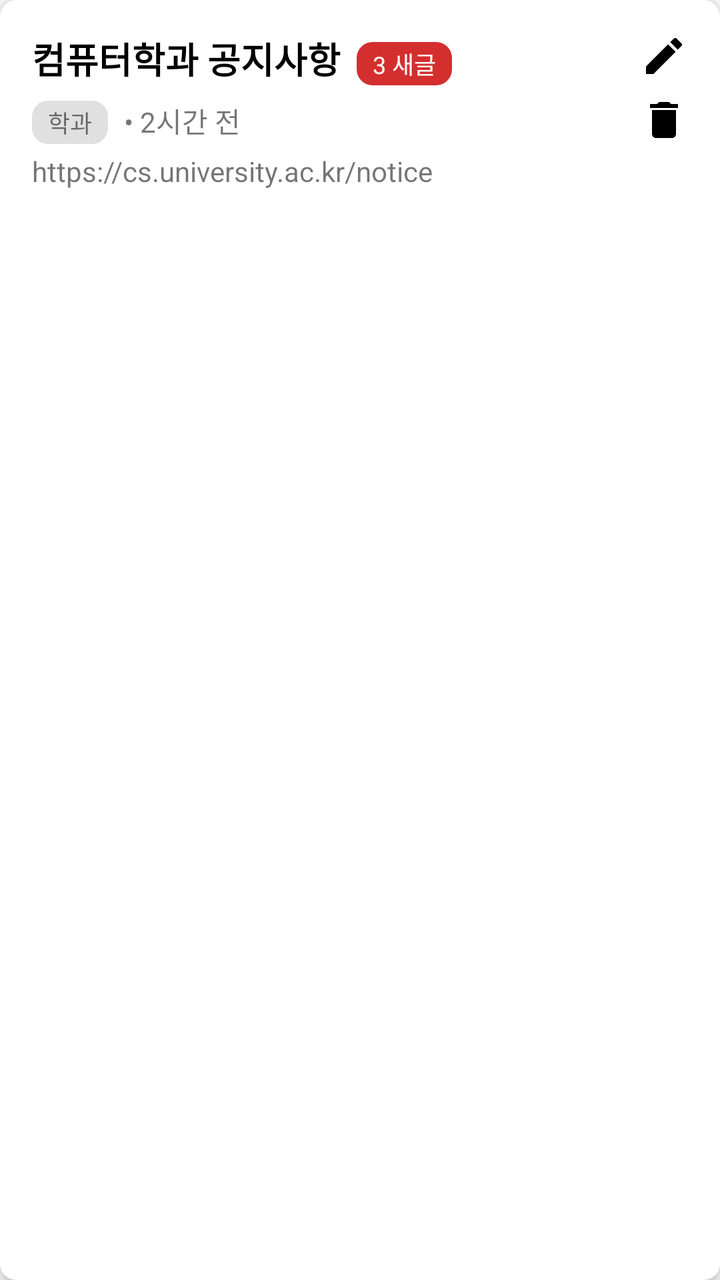
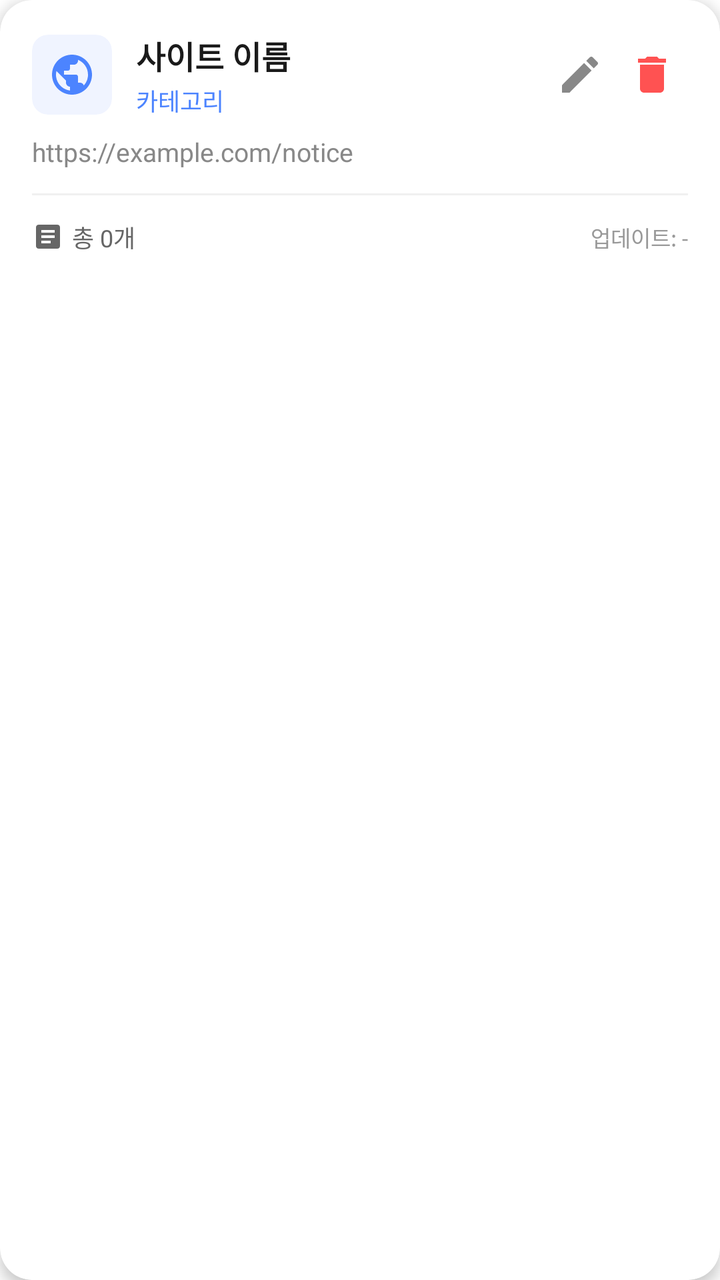

An Android layout rendered at two revisions. The XML below is the earlier revision; the diff shows what the commit changed to produce the second picture.
<!-- AndroidManifest.xml: application theme Theme.mobile_android -->
<!-- res/layout/item_site.xml -->
<?xml version="1.0" encoding="utf-8"?>
<androidx.cardview.widget.CardView xmlns:android="http://schemas.android.com/apk/res/android"
    xmlns:app="http://schemas.android.com/apk/res-auto"
    android:layout_width="match_parent"
    android:layout_height="wrap_content"
    android:layout_marginStart="16dp"
    android:layout_marginEnd="16dp"
    android:layout_marginBottom="12dp"
    app:cardCornerRadius="8dp"
    app:cardElevation="4dp">

    <androidx.constraintlayout.widget.ConstraintLayout
        android:layout_width="match_parent"
        android:layout_height="wrap_content"
        android:padding="16dp">

        
        <TextView
            android:id="@+id/tv_site_name"
            android:layout_width="wrap_content"
            android:layout_height="wrap_content"
            android:text="컴퓨터학과 공지사항"
            android:textSize="18sp"
            android:textStyle="bold"
            android:textColor="@android:color/black"
            app:layout_constraintStart_toStartOf="parent"
            app:layout_constraintTop_toTopOf="parent" />

        
        <TextView
            android:id="@+id/tv_new_post_badge"
            android:layout_width="wrap_content"
            android:layout_height="wrap_content"
            android:text="3 새글"
            android:textColor="@android:color/white"
            android:background="@drawable/bg_new_post_badge"
            android:paddingStart="8dp"
            android:paddingEnd="8dp"
            android:paddingTop="2dp"
            android:paddingBottom="2dp"
            android:textSize="12sp"
            android:layout_marginStart="8dp"
            app:layout_constraintStart_toEndOf="@id/tv_site_name"
            app:layout_constraintBaseline_toBaselineOf="@id/tv_site_name" />

        
        <ImageView
            android:id="@+id/iv_edit"
            android:layout_width="24dp"
            android:layout_height="24dp"
            android:src="@drawable/ic_edit_24"
            app:layout_constraintEnd_toEndOf="parent"
            app:layout_constraintTop_toTopOf="parent" />
        
        
        <TextView
            android:id="@+id/tv_category_tag"
            android:layout_width="wrap_content"
            android:layout_height="wrap_content"
            android:text="학과"
            android:background="@drawable/bg_category_tag"
            android:paddingStart="8dp"
            android:paddingEnd="8dp"
            android:paddingTop="2dp"
            android:paddingBottom="2dp"
            android:textSize="12sp"
            android:layout_marginTop="8dp"
            app:layout_constraintStart_toStartOf="parent"
            app:layout_constraintTop_toBottomOf="@id/tv_site_name" />

        
        <TextView
            android:id="@+id/tv_last_updated"
            android:layout_width="wrap_content"
            android:layout_height="wrap_content"
            android:text="• 2시간 전"
            android:layout_marginStart="8dp"
            app:layout_constraintStart_toEndOf="@id/tv_category_tag"
            app:layout_constraintBaseline_toBaselineOf="@id/tv_category_tag" />

        
        <TextView
            android:id="@+id/tv_site_url"
            android:layout_width="wrap_content"
            android:layout_height="wrap_content"
            android:text="https://cs.university.ac.kr/notice"
            android:layout_marginTop="4dp"
            app:layout_constraintStart_toStartOf="parent"
            app:layout_constraintTop_toBottomOf="@id/tv_category_tag" />

        
        <ImageView
            android:id="@+id/iv_delete"
            android:layout_width="24dp"
            android:layout_height="24dp"
            android:src="@drawable/ic_delete_24"
            android:layout_marginTop="8dp"
            app:layout_constraintEnd_toEndOf="parent"
            app:layout_constraintTop_toBottomOf="@id/iv_edit" />

    </androidx.constraintlayout.widget.ConstraintLayout>
</androidx.cardview.widget.CardView>
<!-- resources referenced by this layout -->
<resources>
  <!-- drawable bg_category_tag (drawable) -->
  <?xml version="1.0" encoding="utf-8"?>
  <shape xmlns:android="http://schemas.android.com/apk/res/android"
      android:shape="rectangle">
      <solid android:color="#E0E0E0" />
      <corners android:radius="8dp" />
  </shape>
  <!-- drawable bg_new_post_badge (drawable) -->
  <?xml version="1.0" encoding="utf-8"?>
  <shape xmlns:android="http://schemas.android.com/apk/res/android"
      android:shape="rectangle">
      <solid android:color="#D32F2F" />
      <corners android:radius="8dp" />
  </shape>
  <!-- drawable ic_delete_24 (drawable) -->
  <vector xmlns:android="http://schemas.android.com/apk/res/android"
      android:width="24dp"
      android:height="24dp"
      android:viewportWidth="24"
      android:viewportHeight="24">
    <path
        android:fillColor="@android:color/black"
        android:pathData="M6,19c0,1.1 0.9,2 2,2h8c1.1,0 2,-0.9 2,-2V7H6v12zM19,4h-3.5l-1,-1h-5l-1,1H5v2h14V4z"/>
  </vector>
  <!-- drawable ic_edit_24 (drawable) -->
  <vector xmlns:android="http://schemas.android.com/apk/res/android"
      android:width="24dp"
      android:height="24dp"
      android:viewportWidth="24"
      android:viewportHeight="24">
    <path
        android:fillColor="@android:color/black"
        android:pathData="M3,17.25V21h3.75L17.81,9.94l-3.75,-3.75L3,17.25zM20.71,7.04c0.39,-0.39 0.39,-1.02 0,-1.41l-2.34,-2.34c-0.39,-0.39 -1.02,-0.39 -1.41,0l-1.83,1.83 3.75,3.75 1.83,-1.83z"/>
  </vector>
  <style name="Theme.mobile_android" parent="Base.Theme.mobile_android" />
  <style name="Base.Theme.mobile_android" parent="Theme.MaterialComponents.DayNight.NoActionBar">
          
  
          <item name="colorPrimary">@color/login_bg1</item>
          <item name="colorPrimaryVariant">@color/login_bg1</item>
          <item name="colorOnPrimary">@color/white</item>
          <item name="colorSecondary">@color/login_bg2</item>
          <item name="colorSecondaryVariant">@color/login_bg2</item>
          <item name="colorOnSecondary">@color/login_bg2</item>
          <item name="android:statusBarColor">@color/login_bg1</item>
      </style>
  <color name="login_bg1">#0B0E18</color>
  <color name="white">#FFFFFFFF</color>
  <color name="login_bg2">#673AB7</color>
</resources>

<!-- the commit's change to res/layout/item_site.xml (unified diff, before → after) -->
@@ -3,100 +3,182 @@
     xmlns:app="http://schemas.android.com/apk/res-auto"
     android:layout_width="match_parent"
     android:layout_height="wrap_content"
-    android:layout_marginStart="16dp"
-    android:layout_marginEnd="16dp"
+    android:layout_marginTop="@dimen/card_margin_vertical"
+    android:layout_marginHorizontal="1dp"
     android:layout_marginBottom="12dp"
-    app:cardCornerRadius="8dp"
-    app:cardElevation="4dp">
+    android:foreground="?attr/selectableItemBackground"
+    android:clickable="true"
+    android:focusable="true"
+    app:cardBackgroundColor="#FFFFFF"
+    app:cardCornerRadius="16dp"
+    app:cardElevation="4dp"
+    >
 
-    <androidx.constraintlayout.widget.ConstraintLayout
+    <LinearLayout
         android:layout_width="match_parent"
         android:layout_height="wrap_content"
+        android:orientation="vertical"
         android:padding="16dp">
 
         
-        <TextView
-            android:id="@+id/tv_site_name"
-            android:layout_width="wrap_content"
+        <LinearLayout
+            android:layout_width="match_parent"
             android:layout_height="wrap_content"
-            android:text="컴퓨터학과 공지사항"
-            android:textSize="18sp"
-            android:textStyle="bold"
-            android:textColor="@android:color/black"
-            app:layout_constraintStart_toStartOf="parent"
-            app:layout_constraintTop_toTopOf="parent" />
+            android:gravity="center_vertical"
+            android:orientation="horizontal">
 
-        
-        <TextView
-            android:id="@+id/tv_new_post_badge"
-            android:layout_width="wrap_content"
-            android:layout_height="wrap_content"
-            android:text="3 새글"
-            android:textColor="@android:color/white"
-            android:background="@drawable/bg_new_post_badge"
-            android:paddingStart="8dp"
-            android:paddingEnd="8dp"
-            android:paddingTop="2dp"
-            android:paddingBottom="2dp"
-            android:textSize="12sp"
-            android:layout_marginStart="8dp"
-            app:layout_constraintStart_toEndOf="@id/tv_site_name"
-            app:layout_constraintBaseline_toBaselineOf="@id/tv_site_name" />
+            
+            <androidx.cardview.widget.CardView
+                android:layout_width="40dp"
+                android:layout_height="40dp"
+                app:cardBackgroundColor="#F0F4FF"
+                app:cardCornerRadius="8dp"
+                app:cardElevation="0dp">
 
-        
-        <ImageView
-            android:id="@+id/iv_edit"
-            android:layout_width="24dp"
-            android:layout_height="24dp"
-            android:src="@drawable/ic_edit_24"
-            app:layout_constraintEnd_toEndOf="parent"
-            app:layout_constraintTop_toTopOf="parent" />
-        
-        
-        <TextView
-            android:id="@+id/tv_category_tag"
-            android:layout_width="wrap_content"
-            android:layout_height="wrap_content"
-            android:text="학과"
-            android:background="@drawable/bg_category_tag"
-            android:paddingStart="8dp"
-            android:paddingEnd="8dp"
-            android:paddingTop="2dp"
-            android:paddingBottom="2dp"
-            android:textSize="12sp"
-            android:layout_marginTop="8dp"
-            app:layout_constraintStart_toStartOf="parent"
-            app:layout_constraintTop_toBottomOf="@id/tv_site_name" />
+                <ImageView
+                    android:id="@+id/iv_site_icon"
+                    android:layout_width="24dp"
+                    android:layout_height="24dp"
+                    android:layout_gravity="center"
+                    android:src="@drawable/ic_web"
+                    android:tint="#4C84FF" />
 
-        
-        <TextView
-            android:id="@+id/tv_last_updated"
-            android:layout_width="wrap_content"
-            android:layout_height="wrap_content"
-            android:text="• 2시간 전"
-            android:layout_marginStart="8dp"
-            app:layout_constraintStart_toEndOf="@id/tv_category_tag"
-            app:layout_constraintBaseline_toBaselineOf="@id/tv_category_tag" />
+            </androidx.cardview.widget.CardView>
+
+            
+            <LinearLayout
+                android:layout_width="0dp"
+                android:layout_height="wrap_content"
+                android:layout_marginStart="12dp"
+                android:layout_weight="1"
+                android:orientation="vertical">
+
+                <TextView
+                    android:id="@+id/tv_site_name"
+                    android:layout_width="match_parent"
+                    android:layout_height="wrap_content"
+                    android:ellipsize="end"
+                    android:maxLines="1"
+                    android:text="사이트 이름"
+                    android:textColor="#1A1A1A"
+                    android:textSize="16sp"
+                    android:textStyle="bold" />
+
+                <TextView
+                    android:id="@+id/tv_category_tag"
+                    android:layout_width="wrap_content"
+                    android:layout_height="wrap_content"
+                    android:layout_marginTop="2dp"
+                    android:text="카테고리"
+                    android:textColor="#4C84FF"
+                    android:textSize="12sp" />
+
+            </LinearLayout>
+
+            
+            <ImageView
+                android:id="@+id/btn_edit"
+                android:layout_width="36dp"
+                android:layout_height="36dp"
+                android:background="?attr/selectableItemBackgroundBorderless"
+                android:clickable="true"
+                android:focusable="true"
+                android:padding="6dp"
+                android:src="@drawable/ic_edit_24"
+                android:tint="#888888" />
+
+            
+            <ImageView
+                android:id="@+id/btn_delete"
+                android:layout_width="36dp"
+                android:layout_height="36dp"
+                android:background="?attr/selectableItemBackgroundBorderless"
+                android:clickable="true"
+                android:focusable="true"
+                android:padding="6dp"
+                android:src="@drawable/ic_delete_24"
+                android:tint="#FF5252" />
+
+        </LinearLayout>
 
         
         <TextView
             android:id="@+id/tv_site_url"
-            android:layout_width="wrap_content"
+            android:layout_width="match_parent"
             android:layout_height="wrap_content"
-            android:text="https://cs.university.ac.kr/notice"
-            android:layout_marginTop="4dp"
-            app:layout_constraintStart_toStartOf="parent"
-            app:layout_constraintTop_toBottomOf="@id/tv_category_tag" />
+            android:layout_marginTop="8dp"
+            android:ellipsize="end"
+            android:maxLines="1"
+            android:text="https://example.com/notice"
+            android:textColor="#888888"
+            android:textSize="13sp" />
 
         
-        <ImageView
-            android:id="@+id/iv_delete"
-            android:layout_width="24dp"
-            android:layout_height="24dp"
-            android:src="@drawable/ic_delete_24"
-            android:layout_marginTop="8dp"
-            app:layout_constraintEnd_toEndOf="parent"
-            app:layout_constraintTop_toBottomOf="@id/iv_edit" />
+        <View
+            android:layout_width="match_parent"
+            android:layout_height="1dp"
+            android:layout_marginVertical="12dp"
+            android:background="#F0F0F0" />
 
-    </androidx.constraintlayout.widget.ConstraintLayout>
+        
+        <LinearLayout
+            android:layout_width="match_parent"
+            android:layout_height="wrap_content"
+            android:gravity="center_vertical"
+            android:orientation="horizontal">
+
+            
+            <LinearLayout
+                android:layout_width="0dp"
+                android:layout_height="wrap_content"
+                android:layout_weight="1"
+                android:gravity="center_vertical"
+                android:orientation="horizontal">
+
+                <ImageView
+                    android:layout_width="16dp"
+                    android:layout_height="16dp"
+                    android:src="@drawable/ic_article"
+                    android:tint="#666666" />
+
+                <TextView
+                    android:id="@+id/tv_total_posts"
+                    android:layout_width="wrap_content"
+                    android:layout_height="wrap_content"
+                    android:layout_marginStart="4dp"
+                    android:text="총 0개"
+                    android:textColor="#666666"
+                    android:textSize="12sp" />
+
+            </LinearLayout>
+
+            
+            <TextView
+                android:id="@+id/tv_new_posts_badge"
+                android:layout_width="wrap_content"
+                android:layout_height="wrap_content"
+                android:background="@drawable/bg_new_badge"
+                android:paddingHorizontal="8dp"
+                android:paddingVertical="4dp"
+                android:text="새글 0"
+                android:textColor="#FFFFFF"
+                android:textSize="11sp"
+                android:textStyle="bold"
+                android:visibility="gone" />
+
+            
+            <TextView
+                android:id="@+id/tv_last_updated"
+                android:layout_width="wrap_content"
+                android:layout_height="wrap_content"
+                android:layout_marginStart="12dp"
+                android:drawablePadding="4dp"
+                android:text="업데이트: -"
+                android:textColor="#999999"
+                android:textSize="11sp" />
+
+        </LinearLayout>
+
+    </LinearLayout>
+
 </androidx.cardview.widget.CardView>
<!-- resource entries referenced after the edit -->
@@ -1,19 +1,24 @@
 <!-- resources referenced by this layout -->
 <resources>
-  <!-- drawable bg_category_tag (drawable) -->
+  <dimen name="card_margin_vertical">8dp</dimen>
+  <!-- drawable bg_new_badge (drawable) -->
   <?xml version="1.0" encoding="utf-8"?>
   <shape xmlns:android="http://schemas.android.com/apk/res/android"
       android:shape="rectangle">
-      <solid android:color="#E0E0E0" />
-      <corners android:radius="8dp" />
+      <solid android:color="#FF6B6B" />
+      <corners android:radius="12dp" />
   </shape>
-  <!-- drawable bg_new_post_badge (drawable) -->
-  <?xml version="1.0" encoding="utf-8"?>
-  <shape xmlns:android="http://schemas.android.com/apk/res/android"
-      android:shape="rectangle">
-      <solid android:color="#D32F2F" />
-      <corners android:radius="8dp" />
-  </shape>
+  <!-- drawable ic_article (drawable) -->
+  <vector xmlns:android="http://schemas.android.com/apk/res/android"
+      android:width="24dp"
+      android:height="24dp"
+      android:viewportWidth="24"
+      android:viewportHeight="24"
+      android:tint="#000000">
+      <path
+          android:fillColor="@android:color/white"
+          android:pathData="M19,3L5,3c-1.1,0 -2,0.9 -2,2v14c0,1.1 0.9,2 2,2h14c1.1,0 2,-0.9 2,-2L21,5c0,-1.1 -0.9,-2 -2,-2zM14,17L7,17v-2h7v2zM17,13L7,13v-2h10v2zM17,9L7,9L7,7h10v2z"/>
+  </vector>
   <!-- drawable ic_delete_24 (drawable) -->
   <vector xmlns:android="http://schemas.android.com/apk/res/android"
       android:width="24dp"
@@ -34,6 +39,17 @@
         android:fillColor="@android:color/black"
         android:pathData="M3,17.25V21h3.75L17.81,9.94l-3.75,-3.75L3,17.25zM20.71,7.04c0.39,-0.39 0.39,-1.02 0,-1.41l-2.34,-2.34c-0.39,-0.39 -1.02,-0.39 -1.41,0l-1.83,1.83 3.75,3.75 1.83,-1.83z"/>
   </vector>
+  <!-- drawable ic_web (drawable) -->
+  <vector xmlns:android="http://schemas.android.com/apk/res/android"
+      android:width="24dp"
+      android:height="24dp"
+      android:viewportWidth="24"
+      android:viewportHeight="24"
+      android:tint="#000000">
+      <path
+          android:fillColor="@android:color/white"
+          android:pathData="M12,2C6.48,2 2,6.48 2,12s4.48,10 10,10 10,-4.48 10,-10S17.52,2 12,2zM11,19.93c-3.95,-0.49 -7,-3.85 -7,-7.93 0,-0.62 0.08,-1.21 0.21,-1.79L9,15v1c0,1.1 0.9,2 2,2v1.93zM17.9,17.39c-0.26,-0.81 -1,-1.39 -1.9,-1.39h-1v-3c0,-0.55 -0.45,-1 -1,-1L8,12v-2h2c0.55,0 1,-0.45 1,-1L11,7h2c1.1,0 2,-0.9 2,-2v-0.41c2.93,1.19 5,4.06 5,7.41 0,2.08 -0.8,3.97 -2.1,5.39z"/>
+  </vector>
   <style name="Theme.mobile_android" parent="Base.Theme.mobile_android" />
   <style name="Base.Theme.mobile_android" parent="Theme.MaterialComponents.DayNight.NoActionBar">
           
